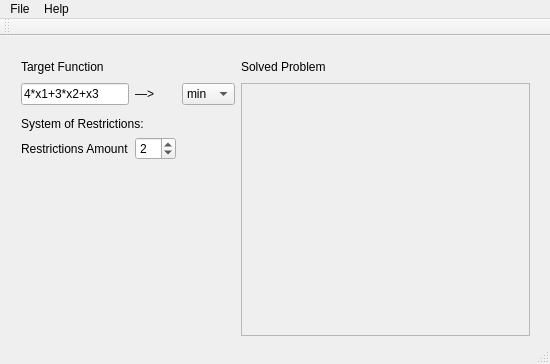
The window that mainwindow.ui (aleax/simplex) describes before a commit, drawn with Qt 5.
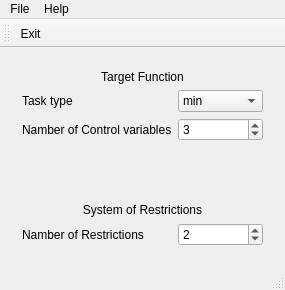
The same window after the commit.

What changed in the file:
```diff
--- a/mainwindow.ui
+++ b/mainwindow.ui
@@ -6,32 +6,74 @@
    <rect>
     <x>0</x>
     <y>0</y>
-    <width>550</width>
-    <height>364</height>
+    <width>285</width>
+    <height>290</height>
    </rect>
   </property>
   <property name="windowTitle">
    <string>qSimplex</string>
   </property>
   <widget class="QWidget" name="centralWidget">
+   <layout class="QGridLayout" name="gridLayout_2">
+    <item row="0" column="0">
    <widget class="QWidget" name="gridWidget" native="true">
-    <property name="geometry">
-     <rect>
-      <x>10</x>
-      <y>10</y>
-      <width>531</width>
-      <height>301</height>
-     </rect>
+      <property name="sizePolicy">
+       <sizepolicy hsizetype="Preferred" vsizetype="Preferred">
+        <horstretch>10</horstretch>
+        <verstretch>10</verstretch>
+       </sizepolicy>
     </property>
     <layout class="QGridLayout" name="gridLayout">
-     <item row="1" column="2">
+       <item row="4" column="0" colspan="2">
+        <widget class="QLabel" name="label_3">
+         <property name="text">
+          <string>System of Restrictions</string>
+         </property>
+         <property name="alignment">
+          <set>Qt::AlignCenter</set>
+         </property>
+        </widget>
+       </item>
+       <item row="5" column="0">
+        <widget class="QLabel" name="label_4">
+         <property name="text">
+          <string>Namber of Restrictions</string>
+         </property>
+         <property name="buddy">
+          <cstring>inputRestrictionsAmount</cstring>
+         </property>
+        </widget>
+       </item>
+       <item row="0" column="0" colspan="2">
+        <widget class="QLabel" name="label">
+         <property name="layoutDirection">
+          <enum>Qt::LeftToRight</enum>
+         </property>
+         <property name="frameShape">
+          <enum>QFrame::NoFrame</enum>
+         </property>
+         <property name="frameShadow">
+          <enum>QFrame::Plain</enum>
+         </property>
+         <property name="text">
+          <string>Target Function</string>
+         </property>
+         <property name="alignment">
+          <set>Qt::AlignCenter</set>
+         </property>
+        </widget>
+       </item>
+       <item row="1" column="0">
       <widget class="QLabel" name="label_2">
        <property name="text">
-        <string>—&gt;</string>
+          <string>Task type</string>
+         </property>
+         <property name="buddy">
+          <cstring>inputTaskType</cstring>
        </property>
       </widget>
      </item>
-     <item row="1" column="3">
+       <item row="1" column="1">
       <widget class="QComboBox" name="inputTaskType">
        <item>
         <property name="text">
@@ -45,94 +87,62 @@
        </item>
       </widget>
      </item>
-     <item row="3" column="0" colspan="4">
-      <widget class="QLabel" name="label_3">
-       <property name="text">
-        <string>System of Restrictions:</string>
-       </property>
-      </widget>
-     </item>
      <item row="5" column="1">
-      <spacer name="verticalSpacer">
-       <property name="orientation">
-        <enum>Qt::Vertical</enum>
-       </property>
-       <property name="sizeHint" stdset="0">
-        <size>
-         <width>20</width>
-         <height>40</height>
-        </size>
-       </property>
-      </spacer>
-     </item>
-     <item row="4" column="0" colspan="2">
-      <widget class="QLabel" name="label_4">
-       <property name="text">
-        <string>Restrictions Amount</string>
-       </property>
-      </widget>
-     </item>
-     <item row="4" column="2">
       <widget class="QSpinBox" name="inputRestrictionsAmount">
+         <property name="minimum">
+          <number>1</number>
+         </property>
+         <property name="maximum">
+          <number>100</number>
+         </property>
        <property name="value">
         <number>2</number>
        </property>
       </widget>
      </item>
-     <item row="1" column="0" colspan="2">
-      <widget class="QLineEdit" name="inputTargetFunction">
-       <property name="text">
-        <string>4*x1+3*x2+x3</string>
-       </property>
-      </widget>
-     </item>
-     <item row="0" column="0" colspan="4">
-      <widget class="QLabel" name="label">
-       <property name="text">
-        <string>Target Function</string>
+       <item row="2" column="1">
+        <widget class="QSpinBox" name="inputControlVariables">
+         <property name="minimum">
+          <number>1</number>
+         </property>
+         <property name="value">
+          <number>3</number>
        </property>
       </widget>
      </item>
-     <item row="1" column="4" rowspan="5" colspan="2">
-      <widget class="QFrame" name="Problem">
-       <property name="frameShape">
-        <enum>QFrame::StyledPanel</enum>
-       </property>
-       <property name="frameShadow">
-        <enum>QFrame::Raised</enum>
-       </property>
-      </widget>
-     </item>
-     <item row="0" column="4">
+       <item row="2" column="0">
       <widget class="QLabel" name="label_5">
        <property name="text">
-        <string>Solved Problem</string>
-       </property>
-      </widget>
-     </item>
-     <item row="0" column="5">
-      <spacer name="horizontalSpacer">
-       <property name="orientation">
-        <enum>Qt::Horizontal</enum>
-       </property>
-       <property name="sizeHint" stdset="0">
-        <size>
-         <width>40</width>
-         <height>20</height>
-        </size>
-       </property>
-      </spacer>
+          <string>Namber of Control variables</string>
+         </property>
+         <property name="buddy">
+          <cstring>inputControlVariables</cstring>
+         </property>
+        </widget>
+       </item>
+       <item row="3" column="0" colspan="2">
+        <widget class="QWidget" name="inputCField" native="true">
+         <property name="sizePolicy">
+          <sizepolicy hsizetype="Preferred" vsizetype="Preferred">
+           <horstretch>0</horstretch>
+           <verstretch>10</verstretch>
+          </sizepolicy>
+         </property>
+         <layout class="QHBoxLayout" name="InputCField"/>
+        </widget>
      </item>
     </layout>
    </widget>
+    </item>
+   </layout>
   </widget>
   <widget class="QMenuBar" name="menuBar">
    <property name="geometry">
     <rect>
      <x>0</x>
      <y>0</y>
-     <width>550</width>
-     <height>23</height>
+     <width>285</width>
+     <height>20</height>
     </rect>
    </property>
    <widget class="QMenu" name="menuFile">
@@ -158,6 +168,7 @@
    <attribute name="toolBarBreak">
     <bool>false</bool>
    </attribute>
+   <addaction name="actionExit"/>
   </widget>
   <widget class="QStatusBar" name="statusBar"/>
   <action name="actionExit">
```
Left out of the diff: 26 changed lines with no effect on the pictures. Lines whose indentation alone changed are shown as unchanged.
